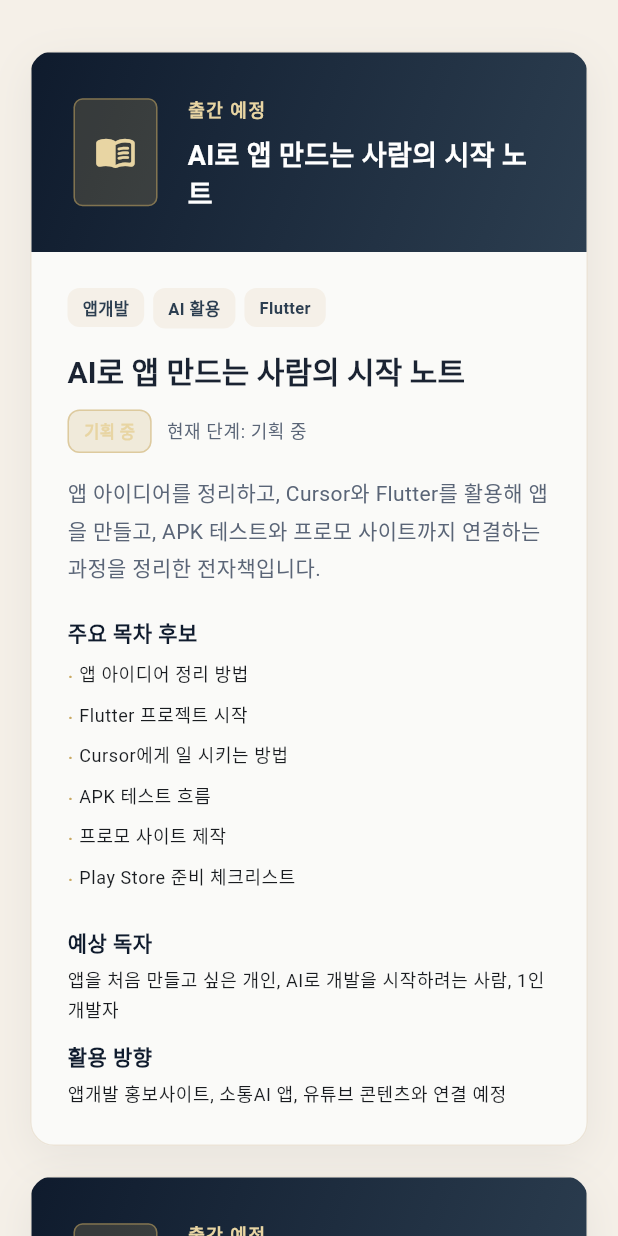
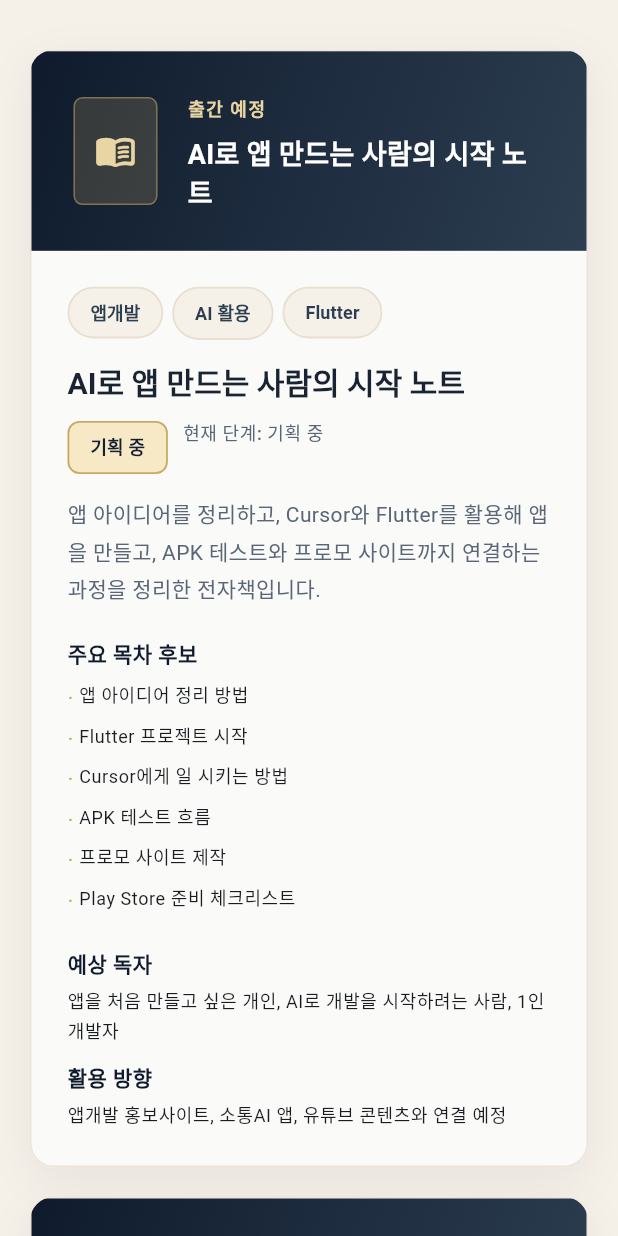
Before and after one commit to jtjeon73-hue/SotongEbookPromo, a Flutter app: the screen it shows after launch, scrolled down 2304 dp, on a phone screen of 412 x 824 dp. Run offline on Flutter 3.47's test engine with Material 3 defaults, Android fonts, the phone set to English and light mode, and no system bars.

Commit message:
Improve ebook promo badge readability
- Add shared promo badge widget
- Improve hero badge contrast and readability
- Update ebook project and category badge styles
- Fix mobile wrapping and text visibility
- Rebuild docs for GitHub Pages deployment

```diff
--- a/lib/theme/promo_theme.dart
+++ b/lib/theme/promo_theme.dart
@@ -11,6 +11,13 @@ class PromoColors {
   static const Color textPrimary = Color(0xFF1A2332);
   static const Color textSecondary = Color(0xFF5A6577);
   static const Color cardSurface = Color(0xFFFAFAF8);
+
+  // 배지/칩 가독성용 (밝은 배경 + 진한 글자)
+  static const Color badgeBackground = Color(0xFFFFF8EA);
+  static const Color badgeBackgroundAlt = Color(0xFFF7E8C6);
+  static const Color badgeBackgroundHover = Color(0xFFF3D58A);
+  static const Color badgeText = Color(0xFF132033);
+  static const Color badgeTextAlt = Color(0xFF172235);
 }
 
 class PromoTheme {
@@ -124,12 +131,12 @@ class PromoTheme {
         ),
       ),
       chipTheme: ChipThemeData(
-        backgroundColor: PromoColors.white,
-        side: BorderSide(color: PromoColors.gold.withValues(alpha: 0.4)),
+        backgroundColor: PromoColors.badgeBackground,
+        side: BorderSide(color: PromoColors.gold.withValues(alpha: 0.5)),
         labelStyle: const TextStyle(
           fontSize: 13,
-          fontWeight: FontWeight.w500,
-          color: PromoColors.charcoal,
+          fontWeight: FontWeight.w600,
+          color: PromoColors.badgeText,
         ),
         padding: const EdgeInsets.symmetric(horizontal: 4, vertical: 0),
         shape: RoundedRectangleBorder(borderRadius: BorderRadius.circular(20)),
--- a/lib/widgets/ebook_category_card.dart
+++ b/lib/widgets/ebook_category_card.dart
@@ -2,6 +2,7 @@ import 'package:flutter/material.dart';
 
 import '../models/ebook_category.dart';
 import '../theme/promo_theme.dart';
+import 'promo_badge.dart';
 
 class EbookCategoryCard extends StatelessWidget {
   const EbookCategoryCard({super.key, required this.category});
@@ -31,9 +32,9 @@ class EbookCategoryCard extends StatelessWidget {
           Text(
             '출간 예정 · 확장 가능 영역',
             style: Theme.of(context).textTheme.bodySmall?.copyWith(
-              color: PromoColors.gold,
+              color: PromoColors.badgeTextAlt,
               fontWeight: FontWeight.w600,
-              fontSize: 12,
+              fontSize: 13,
             ),
           ),
         ],
@@ -115,21 +116,7 @@ class FutureIdeaCard extends StatelessWidget {
               ).textTheme.titleMedium?.copyWith(fontSize: 15),
             ),
           ),
-          Container(
-            padding: const EdgeInsets.symmetric(horizontal: 10, vertical: 4),
-            decoration: BoxDecoration(
-              color: PromoColors.beige,
-              borderRadius: BorderRadius.circular(12),
-            ),
-            child: const Text(
-              '준비 중',
-              style: TextStyle(
-                fontSize: 11,
-                fontWeight: FontWeight.w600,
-                color: PromoColors.textSecondary,
-              ),
-            ),
-          ),
+          PromoBadge(label: '준비 중', style: PromoBadgeStyle.accent),
         ],
       ),
     );
@@ -179,7 +166,7 @@ class BusinessConnectionCard extends StatelessWidget {
                       child: Text(
                         connection.to,
                         style: Theme.of(context).textTheme.bodyMedium?.copyWith(
-                          color: PromoColors.gold,
+                          color: PromoColors.badgeTextAlt,
                           fontWeight: FontWeight.w600,
                         ),
                       ),
--- a/lib/widgets/ebook_project_card.dart
+++ b/lib/widgets/ebook_project_card.dart
@@ -2,6 +2,7 @@ import 'package:flutter/material.dart';
 
 import '../models/ebook_project.dart';
 import '../theme/promo_theme.dart';
+import 'promo_badge.dart';
 
 class EbookProjectCard extends StatelessWidget {
   const EbookProjectCard({super.key, required this.project});
@@ -27,23 +28,9 @@ class EbookProjectCard extends StatelessWidget {
                   runSpacing: 6,
                   children: project.categories
                       .map(
-                        (cat) => Container(
-                          padding: const EdgeInsets.symmetric(
-                            horizontal: 10,
-                            vertical: 4,
-                          ),
-                          decoration: BoxDecoration(
-                            color: PromoColors.beige,
-                            borderRadius: BorderRadius.circular(8),
-                          ),
-                          child: Text(
-                            cat,
-                            style: const TextStyle(
-                              fontSize: 11,
-                              fontWeight: FontWeight.w600,
-                              color: PromoColors.charcoal,
-                            ),
-                          ),
+                        (cat) => PromoBadge(
+                          label: cat,
+                          style: PromoBadgeStyle.category,
                         ),
                       )
                       .toList(),
@@ -55,13 +42,20 @@ class EbookProjectCard extends StatelessWidget {
                 ),
                 const SizedBox(height: 10),
                 Row(
+                  crossAxisAlignment: CrossAxisAlignment.start,
                   children: [
-                    _StatusBadge(label: project.statusBadge),
+                    PromoBadge(
+                      label: project.statusBadge,
+                      style: PromoBadgeStyle.status,
+                    ),
                     const SizedBox(width: 10),
-                    Text(
-                      '현재 단계: ${project.stage}',
-                      style: Theme.of(context).textTheme.bodySmall?.copyWith(
-                        color: PromoColors.textSecondary,
+                    Expanded(
+                      child: Text(
+                        '현재 단계: ${project.stage}',
+                        style: Theme.of(context).textTheme.bodySmall?.copyWith(
+                          color: PromoColors.textSecondary,
+                          fontWeight: FontWeight.w500,
+                        ),
                       ),
                     ),
                   ],
@@ -158,32 +152,6 @@ class _BookCoverHeader extends StatelessWidget {
   }
 }
 
-class _StatusBadge extends StatelessWidget {
-  const _StatusBadge({required this.label});
-
-  final String label;
-
-  @override
-  Widget build(BuildContext context) {
-    return Container(
-      padding: const EdgeInsets.symmetric(horizontal: 10, vertical: 4),
-      decoration: BoxDecoration(
-        color: PromoColors.gold.withValues(alpha: 0.2),
-        borderRadius: BorderRadius.circular(8),
-        border: Border.all(color: PromoColors.gold.withValues(alpha: 0.5)),
-      ),
-      child: Text(
-        label,
-        style: const TextStyle(
-          fontSize: 11,
-          fontWeight: FontWeight.w700,
-          color: PromoColors.goldLight,
-        ),
-      ),
-    );
-  }
-}
-
 class _InfoBlock extends StatelessWidget {
   const _InfoBlock({required this.title, required this.items});
 
--- a/lib/widgets/hero_section.dart
+++ b/lib/widgets/hero_section.dart
@@ -1,6 +1,7 @@
 import 'package:flutter/material.dart';
 
 import '../theme/promo_theme.dart';
+import 'promo_badge.dart';
 
 class HeroSection extends StatelessWidget {
   const HeroSection({
@@ -113,10 +114,15 @@ class HeroSection extends StatelessWidget {
                     ),
                     const SizedBox(height: 40),
                     Wrap(
-                      spacing: 8,
-                      runSpacing: 8,
+                      spacing: 10,
+                      runSpacing: 10,
                       children: badges
-                          .map((badge) => _HeroBadge(label: badge))
+                          .map(
+                            (badge) => PromoBadge(
+                              label: badge,
+                              style: PromoBadgeStyle.hero,
+                            ),
+                          )
                           .toList(),
                     ),
                   ],
@@ -133,14 +139,14 @@ class HeroSection extends StatelessWidget {
     return Container(
       padding: const EdgeInsets.symmetric(horizontal: 14, vertical: 6),
       decoration: BoxDecoration(
-        color: PromoColors.gold.withValues(alpha: 0.15),
+        color: PromoColors.badgeBackground.withValues(alpha: 0.9),
         borderRadius: BorderRadius.circular(20),
-        border: Border.all(color: PromoColors.gold.withValues(alpha: 0.4)),
+        border: Border.all(color: PromoColors.gold.withValues(alpha: 0.55)),
       ),
       child: const Text(
         'Sotong Ebook Lab',
         style: TextStyle(
-          color: PromoColors.goldLight,
+          color: PromoColors.badgeText,
           fontSize: 13,
           fontWeight: FontWeight.w600,
           letterSpacing: 0.8,
@@ -149,29 +155,3 @@ class HeroSection extends StatelessWidget {
     );
   }
 }
-
-class _HeroBadge extends StatelessWidget {
-  const _HeroBadge({required this.label});
-
-  final String label;
-
-  @override
-  Widget build(BuildContext context) {
-    return Container(
-      padding: const EdgeInsets.symmetric(horizontal: 14, vertical: 8),
-      decoration: BoxDecoration(
-        color: PromoColors.deepNavy.withValues(alpha: 0.45),
-        borderRadius: BorderRadius.circular(20),
-        border: Border.all(color: PromoColors.gold.withValues(alpha: 0.45)),
-      ),
-      child: Text(
-        label,
-        style: const TextStyle(
-          color: PromoColors.beige,
-          fontSize: 12,
-          fontWeight: FontWeight.w500,
-        ),
-      ),
-    );
-  }
-}
--- /dev/null
+++ b/lib/widgets/promo_badge.dart
@@ -0,0 +1,132 @@
+import 'package:flutter/material.dart';
+
+import '../theme/promo_theme.dart';
+
+enum PromoBadgeStyle {
+  /// Hero 섹션 — 밝은 배경 + 진한 글자, hover 지원
+  hero,
+
+  /// 상태 라벨 — 밝은 골드 톤 배경 + 딥 네이비 글자
+  status,
+
+  /// 카테고리 태그 — 베이지 배경 + 차콜 글자
+  category,
+
+  /// 강조 라벨 — 골드 톤 배경 + 진한 글자
+  accent,
+}
+
+/// 가독성을 보장하는 공통 배지/칩 위젯
+class PromoBadge extends StatefulWidget {
+  const PromoBadge({
+    super.key,
+    required this.label,
+    this.style = PromoBadgeStyle.hero,
+    this.fontSize,
+  });
+
+  final String label;
+  final PromoBadgeStyle style;
+  final double? fontSize;
+
+  @override
+  State<PromoBadge> createState() => _PromoBadgeState();
+}
+
+class _PromoBadgeState extends State<PromoBadge> {
+  bool _hovered = false;
+
+  @override
+  Widget build(BuildContext context) {
+    final resolvedFontSize = widget.fontSize ?? _defaultFontSize(context);
+    final colors = _resolveColors();
+
+    return MouseRegion(
+      onEnter: widget.style == PromoBadgeStyle.hero
+          ? (_) => setState(() => _hovered = true)
+          : null,
+      onExit: widget.style == PromoBadgeStyle.hero
+          ? (_) => setState(() => _hovered = false)
+          : null,
+      child: AnimatedContainer(
+        duration: const Duration(milliseconds: 150),
+        padding: const EdgeInsets.symmetric(horizontal: 14, vertical: 8),
+        decoration: BoxDecoration(
+          color: colors.background,
+          borderRadius: BorderRadius.circular(
+            widget.style == PromoBadgeStyle.status ? 8 : 20,
+          ),
+          border: Border.all(color: colors.border, width: 1.2),
+        ),
+        child: Text(
+          widget.label,
+          style: TextStyle(
+            color: colors.foreground,
+            fontSize: resolvedFontSize,
+            fontWeight: FontWeight.w600,
+            height: 1.35,
+            letterSpacing: 0.1,
+          ),
+          softWrap: true,
+        ),
+      ),
+    );
+  }
+
+  double _defaultFontSize(BuildContext context) {
+    final isNarrow = MediaQuery.sizeOf(context).width < 600;
+    switch (widget.style) {
+      case PromoBadgeStyle.hero:
+        return isNarrow ? 13 : 14;
+      case PromoBadgeStyle.status:
+        return isNarrow ? 12 : 13;
+      case PromoBadgeStyle.category:
+        return isNarrow ? 12 : 13;
+      case PromoBadgeStyle.accent:
+        return isNarrow ? 12 : 13;
+    }
+  }
+
+  _BadgeColors _resolveColors() {
+    switch (widget.style) {
+      case PromoBadgeStyle.hero:
+        return _BadgeColors(
+          background: _hovered
+              ? PromoColors.badgeBackgroundHover
+              : PromoColors.badgeBackground,
+          foreground: PromoColors.badgeText,
+          border: PromoColors.gold.withValues(alpha: 0.65),
+        );
+      case PromoBadgeStyle.status:
+        return const _BadgeColors(
+          background: PromoColors.badgeBackgroundAlt,
+          foreground: PromoColors.badgeText,
+          border: PromoColors.gold,
+        );
+      case PromoBadgeStyle.category:
+        return const _BadgeColors(
+          background: PromoColors.beige,
+          foreground: PromoColors.charcoal,
+          border: PromoColors.beigeDark,
+        );
+      case PromoBadgeStyle.accent:
+        return const _BadgeColors(
+          background: PromoColors.badgeBackgroundAlt,
+          foreground: PromoColors.badgeTextAlt,
+          border: PromoColors.gold,
+        );
+    }
+  }
+}
+
+class _BadgeColors {
+  const _BadgeColors({
+    required this.background,
+    required this.foreground,
+    required this.border,
+  });
+
+  final Color background;
+  final Color foreground;
+  final Color border;
+}
```
Also changed, not shown: 2 other files.
